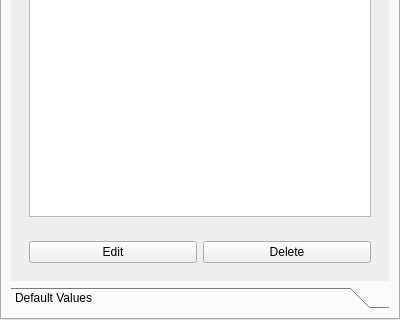
Qt form src/Mod/Path/Gui/Resources/panels/PathEdit.ui (berndhahnebach/All_FreeCAD) before a commit; both pictures show x 0 to 400 and y 288 to 608 of the 400 by 608 pixel window.
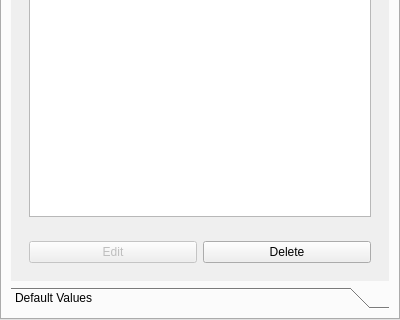
The same form after that commit. Custom widgets are drawn as their Qt base class.

What changed in the file:
```diff
--- a/src/Mod/Path/Gui/Resources/panels/PathEdit.ui
+++ b/src/Mod/Path/Gui/Resources/panels/PathEdit.ui
@@ -646,6 +646,9 @@
           <layout class="QHBoxLayout" name="horizontalLayout_3">
            <item>
             <widget class="QPushButton" name="operationEdit">
+             <property name="enabled">
+              <bool>false</bool>
+             </property>
              <property name="text">
               <string>Edit</string>
              </property>
```
Left out of the diff: 2 changed lines with no effect on the pictures.
